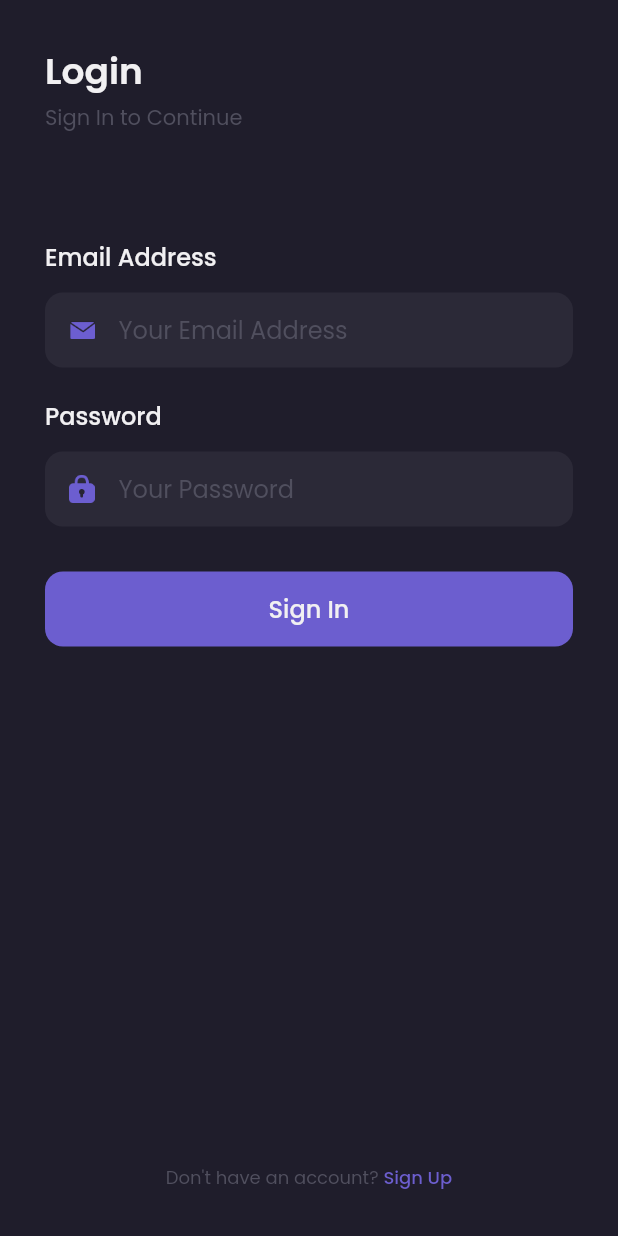
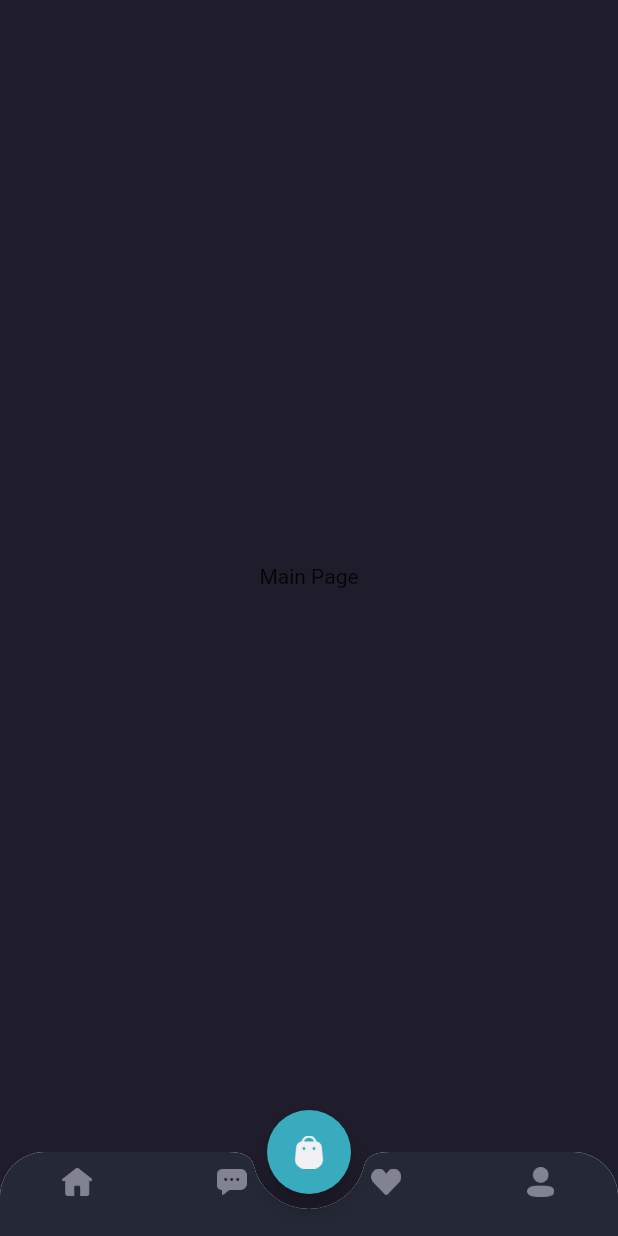
Before and after one commit to nenofetch/bwa_frontend_flutter, a Flutter app: the screen it shows after launch, after a tap on "Sign In", on a phone screen of 412 x 824 dp. Run offline on Flutter 3.47's test engine with Material 2 defaults, Android fonts, the phone set to English and light mode, and no system bars; our stand-ins replace google_fonts.

Commit message:
feat: adding bottom navigation bar

```diff
--- a/lib/main.dart
+++ b/lib/main.dart
@@ -1,4 +1,5 @@
 import 'package:flutter/material.dart';
+import 'package:shamo_frontend/pages/home/main_page.dart';
 import 'package:shamo_frontend/pages/sign_in_page.dart';
 import 'package:shamo_frontend/pages/sign_up_page.dart';
 import 'package:shamo_frontend/pages/splash_page.dart';
@@ -16,6 +17,7 @@ class MyApp extends StatelessWidget {
         '/': (context) => SplashPage(),
         '/sign-in': (context) => SignInPage(),
         '/sign-up': (context) => SignUpPage(),
+        '/home': (context) => MainPage(),
       },
     );
   }
--- /dev/null
+++ b/lib/pages/home/main_page.dart
@@ -0,0 +1,77 @@
+import "package:flutter/material.dart";
+import "package:shamo_frontend/themes.dart";
+
+class MainPage extends StatelessWidget {
+  const MainPage({super.key});
+
+  @override
+  Widget build(BuildContext context) {
+    Widget cartButton() {
+      return FloatingActionButton(
+        onPressed: () {},
+        backgroundColor: secondaryColor,
+        child: Image.asset(
+          'assets/icon_cart.png',
+          width: 20,
+        ),
+      );
+    }
+
+    Widget customBottomNav() {
+      return ClipRRect(
+        borderRadius: BorderRadius.vertical(
+          top: Radius.circular(30),
+        ),
+        child: BottomAppBar(
+          shape: CircularNotchedRectangle(),
+          notchMargin: 10,
+          clipBehavior: Clip.antiAlias,
+          child: BottomNavigationBar(
+            backgroundColor: backgroundColor4,
+            type: BottomNavigationBarType.fixed,
+            items: [
+              BottomNavigationBarItem(
+                icon: Image.asset(
+                  'assets/icon_home.png',
+                  width: 20,
+                ),
+                label: '',
+              ),
+              BottomNavigationBarItem(
+                icon: Image.asset(
+                  'assets/icon_chat.png',
+                  width: 20,
+                ),
+                label: '',
+              ),
+              BottomNavigationBarItem(
+                icon: Image.asset(
+                  'assets/icon_wishlist.png',
+                  width: 20,
+                ),
+                label: '',
+              ),
+              BottomNavigationBarItem(
+                icon: Image.asset(
+                  'assets/icon_profile.png',
+                  width: 18,
+                ),
+                label: '',
+              ),
+            ],
+          ),
+        ),
+      );
+    }
+
+    return Scaffold(
+      backgroundColor: backgroundColor1,
+      floatingActionButton: cartButton(),
+      floatingActionButtonLocation: FloatingActionButtonLocation.centerDocked,
+      bottomNavigationBar: customBottomNav(),
+      body: Center(
+        child: Text('Main Page'),
+      ),
+    );
+  }
+}
--- a/lib/pages/sign_in_page.dart
+++ b/lib/pages/sign_in_page.dart
@@ -141,7 +141,9 @@ class _SignInPageState extends State<SignInPage> {
       width: double.infinity,
       margin: EdgeInsets.only(top: 30),
       child: TextButton(
-        onPressed: () => {},
+        onPressed: () {
+          Navigator.pushNamed(context, '/home');
+        },
         style: TextButton.styleFrom(
           backgroundColor: primaryColor,
           shape: RoundedRectangleBorder(
--- a/lib/pages/sign_up_page.dart
+++ b/lib/pages/sign_up_page.dart
@@ -247,7 +247,9 @@ class _SignUpPageState extends State<SignUpPage> {
       width: double.infinity,
       margin: EdgeInsets.only(top: 30),
       child: TextButton(
-        onPressed: () => {},
+        onPressed: () {
+          Navigator.pushNamed(context, '/home');
+        },
         style: TextButton.styleFrom(
           backgroundColor: primaryColor,
           shape: RoundedRectangleBorder(
```
